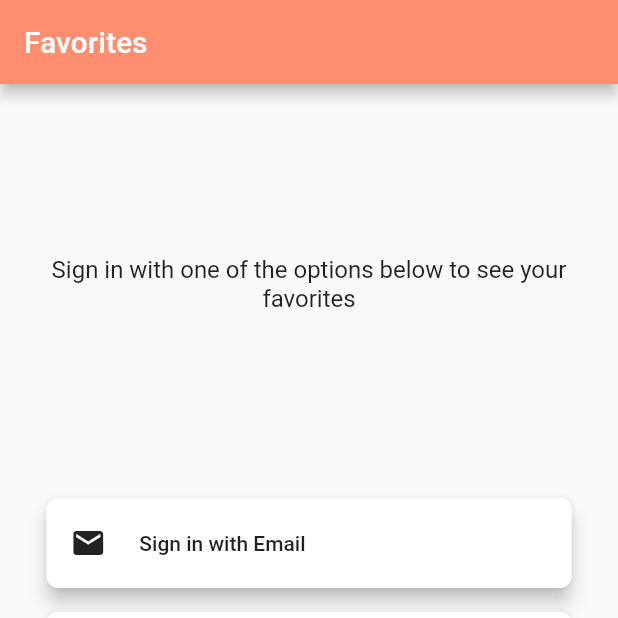
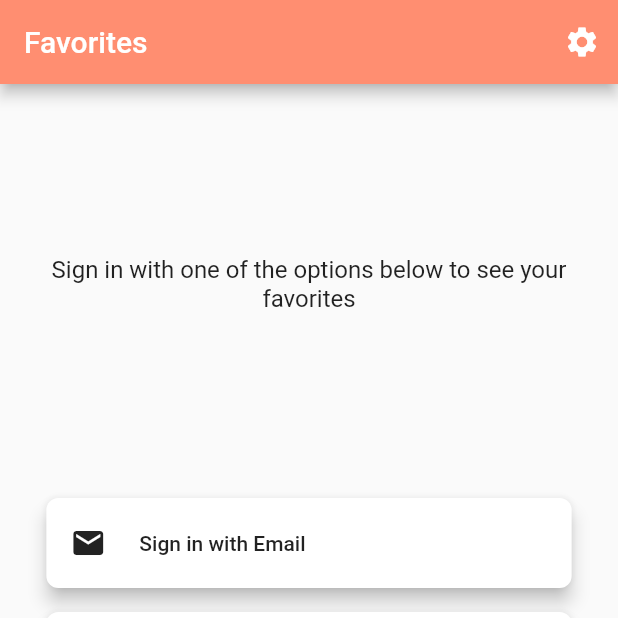
Before and after one commit to Senior-Design-Group-COE492/Intelligent-Parking-Management-System, a Flutter app: the screen it shows after launch, tab 2 chosen, on a phone screen of 412 x 824 dp, the top half of it. Run offline on Flutter 3.47's test engine with Material 2 defaults, Android fonts, the phone set to English and light mode, and no system bars; our stand-ins replace firebase_auth, firebase_core, fl_chart, flutter_svg, geolocator, get and 3 more; missing offline and left inert: map_launcher; accounts and stored records are empty.

Commit message:
Addd AlertDialog when attempting to log out, moved position of log out button

```diff
--- a/Mobile Application/parking_app/lib/screens/FavoritesPage.dart
+++ b/Mobile Application/parking_app/lib/screens/FavoritesPage.dart
@@ -2,6 +2,7 @@ import 'package:flutter/material.dart';
 import 'package:get/get.dart';
 import 'package:parking_app/controller/LoginController.dart';
 import 'package:parking_app/handlers/LoginHandler.dart';
+import 'package:parking_app/screens/SettingsPage.dart';
 import 'package:parking_app/widgets/FavoritedParkingInfoWidget.dart';
 import 'package:parking_app/widgets/LoginSelectorWidget.dart';
 
@@ -10,16 +11,34 @@ class Favorites extends StatelessWidget {
   Widget build(BuildContext context) {
     final _orangeColor = context.theme.primaryColor;
     final _lightOrangeColor = Color(0xFFFFBFA0);
-    return Scaffold(
-      appBar: AppBar(
-        title: Text("Favorites",
-            style: TextStyle(color: Colors.white, fontSize: 20)),
-      ),
-      // TODO: change the temperorary TextButton to the favorites widget
-      // also make signedIn state global?
-      body: GetBuilder<LoginController>(
-        init: LoginController(),
-        builder: (state) => state.isSignedIn
+
+    final settingsButton = IconButton(
+      icon: Icon(Icons.settings),
+      color: Colors.white,
+      onPressed: () => Get.to(SettingsPage()),
+      splashColor: Colors.black12,
+      highlightColor: Colors.black12,
+    );
+    final logOutButton = IconButton(
+      icon: Icon(Icons.logout),
+      color: Colors.white,
+      onPressed: () => _showAlertDialog(context),
+      splashColor: Colors.black12,
+      highlightColor: Colors.black12,
+    );
+
+    return GetBuilder<LoginController>(
+      init: LoginController(),
+      builder: (state) => Scaffold(
+        appBar: AppBar(
+          title: Text("Favorites",
+              style: TextStyle(color: Colors.white, fontSize: 20)),
+          actions: [
+            state.isSignedIn ? logOutButton : Container(),
+            settingsButton
+          ],
+        ),
+        body: state.isSignedIn
             ? Center(
                 child: Column(
                   children: [
@@ -36,23 +55,6 @@ class Favorites extends StatelessWidget {
                       lng: 30,
                       predictions: [235],
                     ),
-                    FlatButton(
-                      child: Text(
-                        "Log Out",
-                        style: TextStyle(
-                          fontSize: 20,
-                          color: Colors.white,
-                        ),
-                      ),
-                      color: _orangeColor,
-                      disabledColor: _lightOrangeColor,
-                      shape: RoundedRectangleBorder(
-                        borderRadius: BorderRadius.circular(8),
-                      ),
-                      onPressed: () {
-                        LoginHandler.signOut();
-                      },
-                    )
                   ],
                 ),
               )
@@ -60,4 +62,30 @@ class Favorites extends StatelessWidget {
       ),
     );
   }
+
+  Future<void> _showAlertDialog(BuildContext context) async {
+    return showDialog<void>(
+      context: context,
+      barrierDismissible: false, // user must tap button!
+      builder: (BuildContext context) {
+        return AlertDialog(
+          title: Text('Log Out'),
+          content: Text('Are you sure you want to log out of your account?'),
+          actions: <Widget>[
+            TextButton(
+              child: Text('Cancel'),
+              onPressed: () => Get.back(),
+            ),
+            TextButton(
+              child: Text('Log Out'),
+              onPressed: () {
+                LoginHandler.signOut();
+                Get.back();
+              },
+            ),
+          ],
+        );
+      },
+    );
+  }
 }
```
